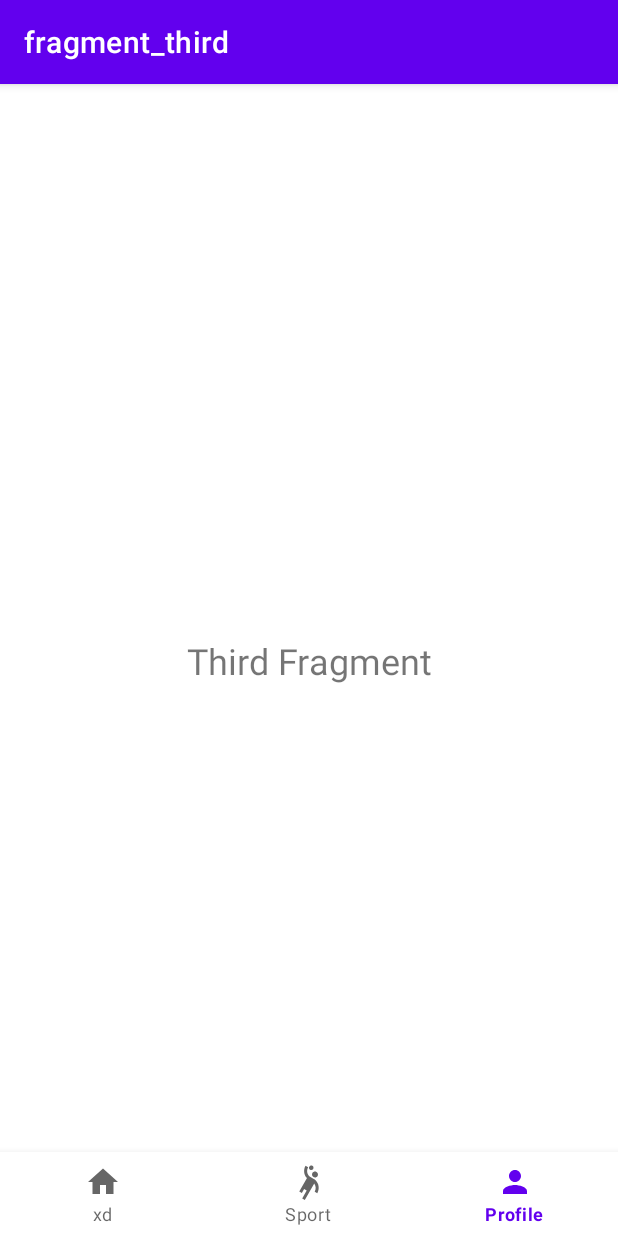
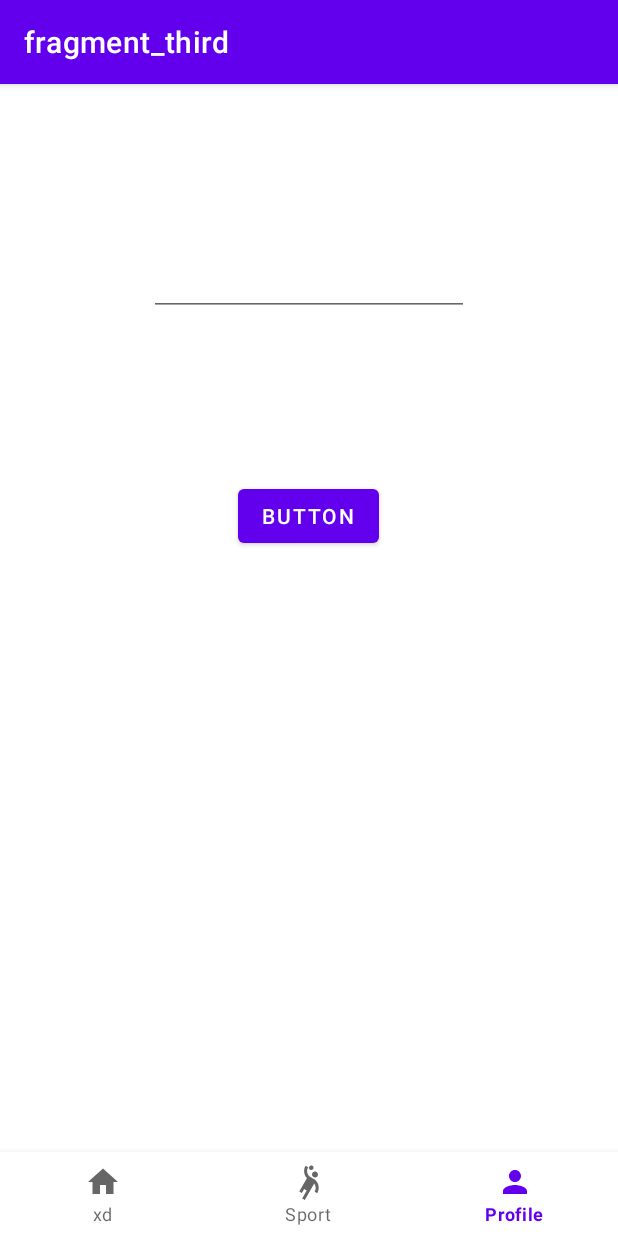
Before and after one commit to DeVogelRyan/WorkoutApp_Ryan, an Android app: the ThirdFragment screen opened through its navigation route, on a phone screen of 412 x 824 dp. Run offline under Robolectric (Android 15) with nearby library versions, the phone set to English and light mode, and no system bars; our stand-ins replace Room's generated code, navigation-ui; pictures from the network do not load.

Commit message:
Organized files and added inputfield to add users to database

```diff
--- a/app/src/main/java/com/example/workoutapp_ryan/AppDatabase.kt
+++ /dev/null
@@ -1,13 +0,0 @@
-package com.example.workoutapp_ryan
-
-import android.content.Context
-import androidx.room.Database
-import androidx.room.Room
-import androidx.room.RoomDatabase
-
-@Database(entities = [User::class], version = 1)
-abstract class AppDatabase : RoomDatabase() {
-    abstract val dao: UserDao
-
-
-}
--- a/app/src/main/java/com/example/workoutapp_ryan/MainActivity.kt
+++ b/app/src/main/java/com/example/workoutapp_ryan/MainActivity.kt
@@ -1,26 +1,18 @@
 package com.example.workoutapp_ryan
 
-import android.content.res.Resources
 import androidx.appcompat.app.AppCompatActivity
 import android.os.Bundle
 import android.util.Log
-import androidx.core.view.iterator
 import androidx.lifecycle.lifecycleScope
 import androidx.navigation.findNavController
-import androidx.navigation.fragment.NavHostFragment.Companion.findNavController
 import androidx.navigation.ui.AppBarConfiguration
 import androidx.navigation.ui.setupActionBarWithNavController
 import androidx.navigation.ui.setupWithNavController
 import androidx.room.Room
+import com.example.workoutapp_ryan.database.AppDatabase
+import com.example.workoutapp_ryan.database.User
 import com.google.android.material.bottomnavigation.BottomNavigationView
-import kotlinx.coroutines.Dispatchers
-import kotlinx.coroutines.GlobalScope
 import kotlinx.coroutines.launch
-import retrofit2.Call
-import retrofit2.Callback
-import retrofit2.Response
-import retrofit2.Retrofit
-import retrofit2.converter.gson.GsonConverterFactory
 
 class MainActivity : AppCompatActivity() {
     override fun onCreate(savedInstanceState: Bundle?) {
@@ -49,21 +41,14 @@ class MainActivity : AppCompatActivity() {
             AppDatabase::class.java, "users.db"
         ).build()
 
+        /*lifecycleScope.launch{
+            db.dao.deleteAll()
+        }*/
 
-        (15..20).forEach{
-            lifecycleScope.launch{
-                db.dao.insertUser(
-                    User(
-                        firstName = "Ryan$it",
-                        lastName = "Vougel$it"
-                    )
-                )
-            }
-        }
+      /*  lifecycleScope.launch{
+            Log.d("Users", db.dao.getUsers().toString())
+        }*/
 
-        lifecycleScope.launch{
-            db.dao.getUsers().forEach(::println)
-        }
 
 
 
--- a/app/src/main/java/com/example/workoutapp_ryan/User.kt
+++ /dev/null
@@ -1,11 +0,0 @@
-package com.example.workoutapp_ryan
-
-import androidx.room.Entity
-import androidx.room.PrimaryKey
-
-@Entity
-data class User(
-    @PrimaryKey(autoGenerate = false)
-    val firstName: String,
-    val lastName: String?
-)
--- /dev/null
+++ b/app/src/main/java/com/example/workoutapp_ryan/database/AppDatabase.kt
@@ -0,0 +1,22 @@
+package com.example.workoutapp_ryan.database
+
+import androidx.room.AutoMigration
+import androidx.room.Database
+import androidx.room.RenameColumn
+import androidx.room.RoomDatabase
+import androidx.room.migration.AutoMigrationSpec
+
+@Database(
+    entities = [User::class], version = 4,
+    autoMigrations = [
+       AutoMigration(from = 3, to = 4)
+    ]
+)
+abstract class AppDatabase : RoomDatabase() {
+    abstract val dao: UserDao
+
+
+    @RenameColumn(tableName = "User", fromColumnName = "id", toColumnName = "firstName")
+    class Migration2To3: AutoMigrationSpec
+
+}
--- a/app/src/main/java/com/example/workoutapp_ryan/UserDao.kt
+++ b/app/src/main/java/com/example/workoutapp_ryan/database/UserDao.kt
@@ -1,4 +1,4 @@
-package com.example.workoutapp_ryan
+package com.example.workoutapp_ryan.database
 
 import androidx.room.*
 
@@ -10,4 +10,8 @@ interface UserDao {
 
     @Query("SELECT * FROM user")
     suspend fun getUsers(): List<User>
+
+    @Query("DELETE FROM user")
+    suspend fun deleteAll()
+
 }
--- a/app/src/main/java/com/example/workoutapp_ryan/fragments/ThirdFragment.kt
+++ b/app/src/main/java/com/example/workoutapp_ryan/fragments/ThirdFragment.kt
@@ -1,12 +1,21 @@
 package com.example.workoutapp_ryan.fragments
 
 import android.os.Bundle
+import android.util.Log
 import androidx.fragment.app.Fragment
 import android.view.LayoutInflater
 import android.view.View
 import android.view.ViewGroup
+import android.widget.Button
+import android.widget.EditText
+import android.widget.TextView
+import androidx.lifecycle.lifecycleScope
+import androidx.room.Room
 import androidx.transition.TransitionInflater
 import com.example.workoutapp_ryan.R
+import com.example.workoutapp_ryan.database.AppDatabase
+import com.example.workoutapp_ryan.database.User
+import kotlinx.coroutines.launch
 
 // TODO: Rename parameter arguments, choose names that match
 // the fragment initialization parameters, e.g. ARG_ITEM_NUMBER
@@ -44,6 +53,27 @@ class ThirdFragment : Fragment() {
         return inflater.inflate(R.layout.fragment_third, container, false)
     }
 
+    override fun onViewCreated(view: View, savedInstanceState: Bundle?) {
+        super.onViewCreated(view, savedInstanceState)
+
+        val btn = view.findViewById<Button>(R.id.addToDB)
+        val firstName = view.findViewById<EditText>(R.id.FirstName)
+        val NameDisplay = view.findViewById<TextView>(R.id.NameDisplay)
+        val db = Room.databaseBuilder(
+            this.requireContext(),
+            AppDatabase::class.java, "users.db"
+        ).build()
+
+        btn.setOnClickListener{
+            lifecycleScope.launch {
+                db.dao.insertUser(User(0,  firstName.text.toString(), "xd"))
+                val size = db.dao.getUsers().size - 1
+                NameDisplay.text = db.dao.getUsers().get(size).firstName
+                Log.d("Users", db.dao.getUsers().toString())
+            }
+        }
+    }
+
     companion object {
         /**
          * Use this factory method to create a new instance of
--- a/app/src/main/res/layout-land/fragment_third_landscape.xml
+++ b/app/src/main/res/layout-land/fragment_third_landscape.xml
@@ -15,7 +15,7 @@
         android:layout_height="match_parent">
 
         <TextView
-            android:id="@+id/textView3"
+            android:id="@+id/NameDisplay"
             android:layout_width="wrap_content"
             android:layout_height="wrap_content"
             android:text="Third Fragment"
--- a/app/src/main/res/layout/fragment_second.xml
+++ b/app/src/main/res/layout/fragment_second.xml
@@ -12,9 +12,9 @@
         android:background="@color/teal_200">
 
         <TextView
-            android:id="@+id/textView2"
-            android:layout_width="wrap_content"
-            android:layout_height="wrap_content"
+            android:id="@+id/getData"
+            android:layout_width="340dp"
+            android:layout_height="369dp"
             android:text="Second Fragment"
             android:textSize="24sp"
             app:layout_constraintBottom_toBottomOf="parent"
--- a/app/src/main/res/layout/fragment_third.xml
+++ b/app/src/main/res/layout/fragment_third.xml
@@ -12,14 +12,38 @@
         android:layout_height="match_parent">
 
         <TextView
-            android:id="@+id/textView3"
+            android:id="@+id/NameDisplay"
             android:layout_width="wrap_content"
             android:layout_height="wrap_content"
-            android:text="Third Fragment"
+            android:text=""
             android:textSize="24sp"
             app:layout_constraintBottom_toBottomOf="parent"
             app:layout_constraintEnd_toEndOf="parent"
             app:layout_constraintStart_toStartOf="parent"
             app:layout_constraintTop_toTopOf="parent" />
+
+        <Button
+            android:id="@+id/addToDB"
+            android:layout_width="wrap_content"
+            android:layout_height="wrap_content"
+            android:text="Button"
+            app:layout_constraintBottom_toTopOf="@+id/NameDisplay"
+            app:layout_constraintEnd_toEndOf="parent"
+            app:layout_constraintHorizontal_bias="0.498"
+            app:layout_constraintStart_toStartOf="parent"
+            app:layout_constraintTop_toTopOf="parent"
+            app:layout_constraintVertical_bias="0.824" />
+
+        <EditText
+            android:id="@+id/FirstName"
+            android:layout_width="wrap_content"
+            android:layout_height="wrap_content"
+            android:ems="10"
+            android:inputType="textPersonName"
+            android:text=""
+            app:layout_constraintBottom_toTopOf="@+id/addToDB"
+            app:layout_constraintEnd_toEndOf="parent"
+            app:layout_constraintStart_toStartOf="parent"
+            app:layout_constraintTop_toTopOf="parent" />
     </androidx.constraintlayout.widget.ConstraintLayout>
 </FrameLayout>
```
Also changed, not shown: app/build.gradle (+10 -0 lines), app/src/main/java/com/example/workoutapp_ryan/database/User.kt (added, +15 -0 lines), app/src/main/java/com/example/workoutapp_ryan/fragments/SecondFragment.kt (+16 -0 lines).
